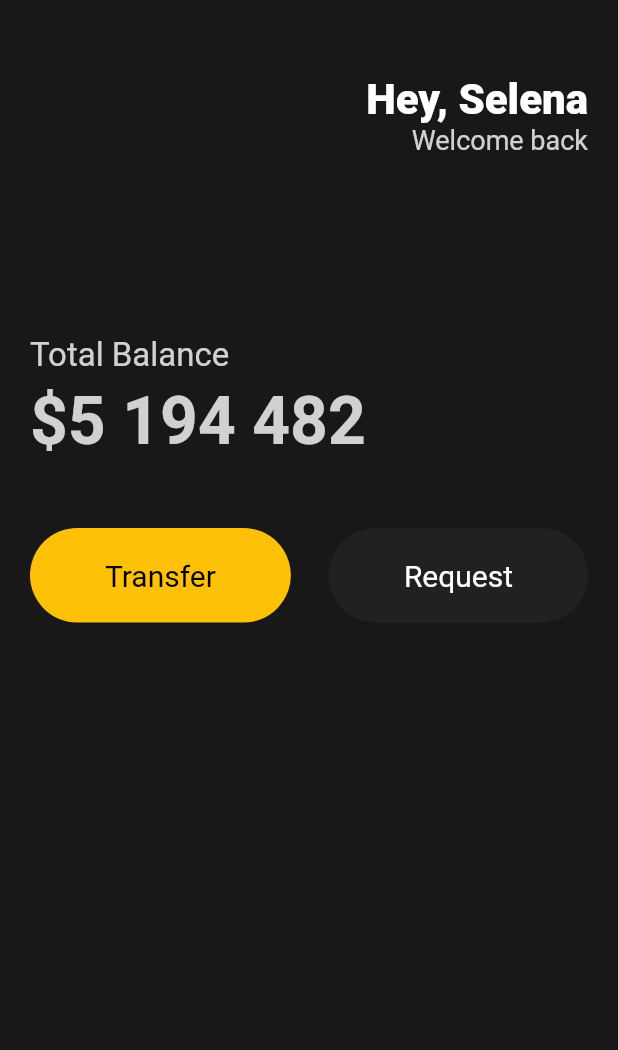
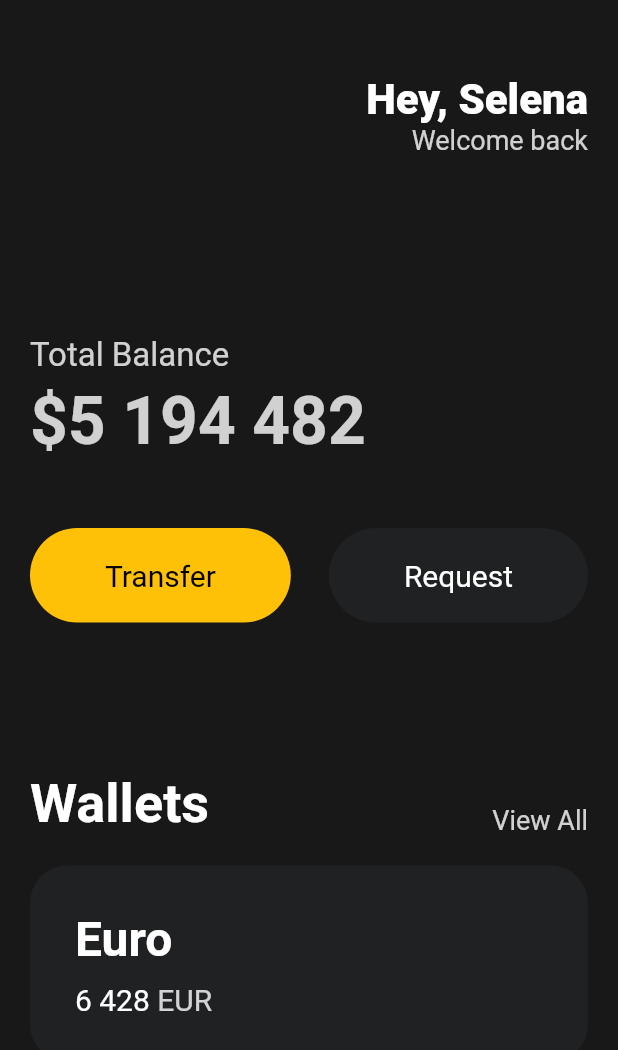
Before and after one commit to blueland99/FlutterExample, a Flutter app: the screen it shows after launch, on a phone screen of 412 x 824 dp. Shown: the top 1050 px of the screen. Run offline on Flutter 3.47's test engine with Material 2 defaults, Android fonts, the phone set to English and light mode, and no system bars.

Commit message:
UI 카드 생성

```diff
--- a/lib/main.dart
+++ b/lib/main.dart
@@ -83,6 +83,83 @@ class App extends StatelessWidget {
                       textColor: Colors.white),
                 ],
               ),
+              const SizedBox(
+                height: 100,
+              ),
+              Row(
+                crossAxisAlignment: CrossAxisAlignment.end,
+                mainAxisAlignment: MainAxisAlignment.spaceBetween,
+                children: [
+                  const Text(
+                    'Wallets',
+                    style: TextStyle(
+                      color: Colors.white,
+                      fontSize: 36,
+                      fontWeight: FontWeight.w600,
+                    ),
+                  ),
+                  Text(
+                    'View All',
+                    style: TextStyle(
+                      color: Colors.white.withOpacity(0.8),
+                      fontSize: 18,
+                    ),
+                  ),
+                ],
+              ),
+              const SizedBox(
+                height: 20,
+              ),
+              Container(
+                decoration: BoxDecoration(
+                  color: const Color(0xFF1f2123),
+                  borderRadius: BorderRadius.circular(25),
+                ),
+                child: Padding(
+                  padding: const EdgeInsets.all(30),
+                  child: Row(
+                    children: [
+                      Column(
+                        crossAxisAlignment: CrossAxisAlignment.start,
+                        children: [
+                          const Text(
+                            'Euro',
+                            style: TextStyle(
+                              color: Colors.white,
+                              fontSize: 32,
+                              fontWeight: FontWeight.w600,
+                            ),
+                          ),
+                          const SizedBox(
+                            height: 10,
+                          ),
+                          Row(
+                            children: [
+                              const Text(
+                                '6 428',
+                                style: TextStyle(
+                                  color: Colors.white,
+                                  fontSize: 20,
+                                ),
+                              ),
+                              const SizedBox(
+                                width: 5,
+                              ),
+                              Text(
+                                'EUR',
+                                style: TextStyle(
+                                  color: Colors.white.withOpacity(0.8),
+                                  fontSize: 20,
+                                ),
+                              ),
+                            ],
+                          ),
+                        ],
+                      ),
+                    ],
+                  ),
+                ),
+              ),
             ],
           ),
         ),
```
